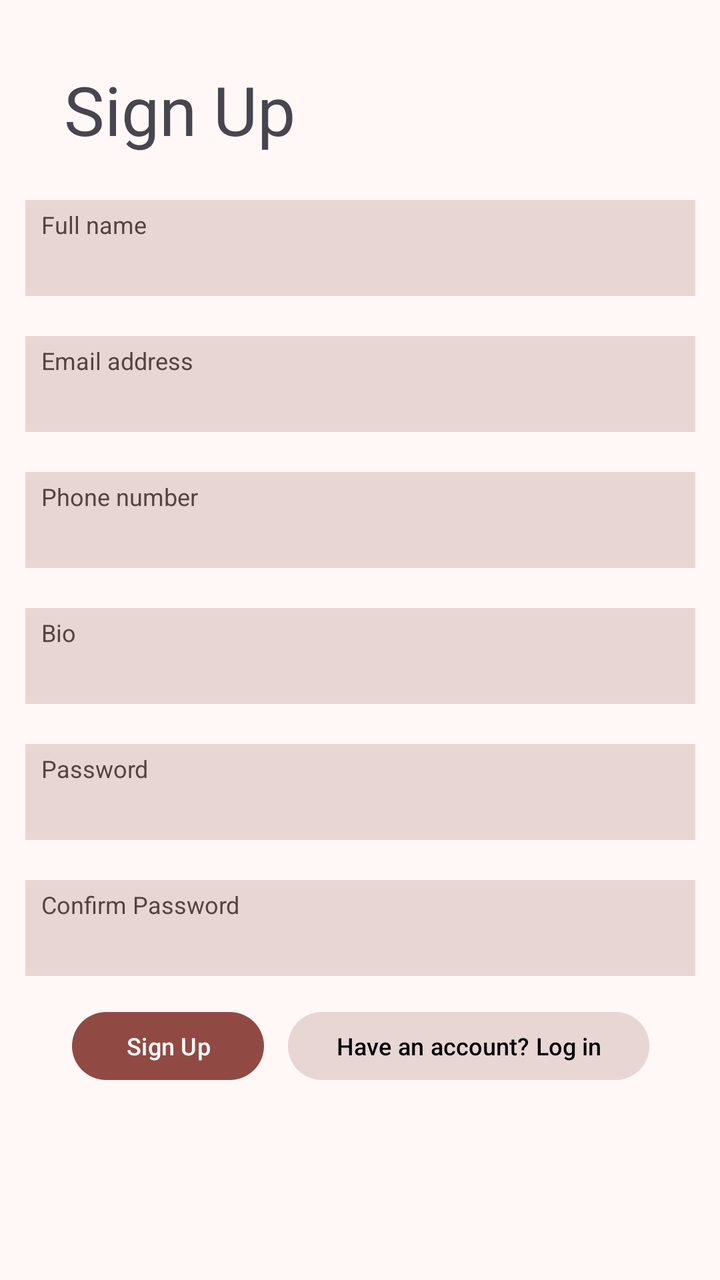
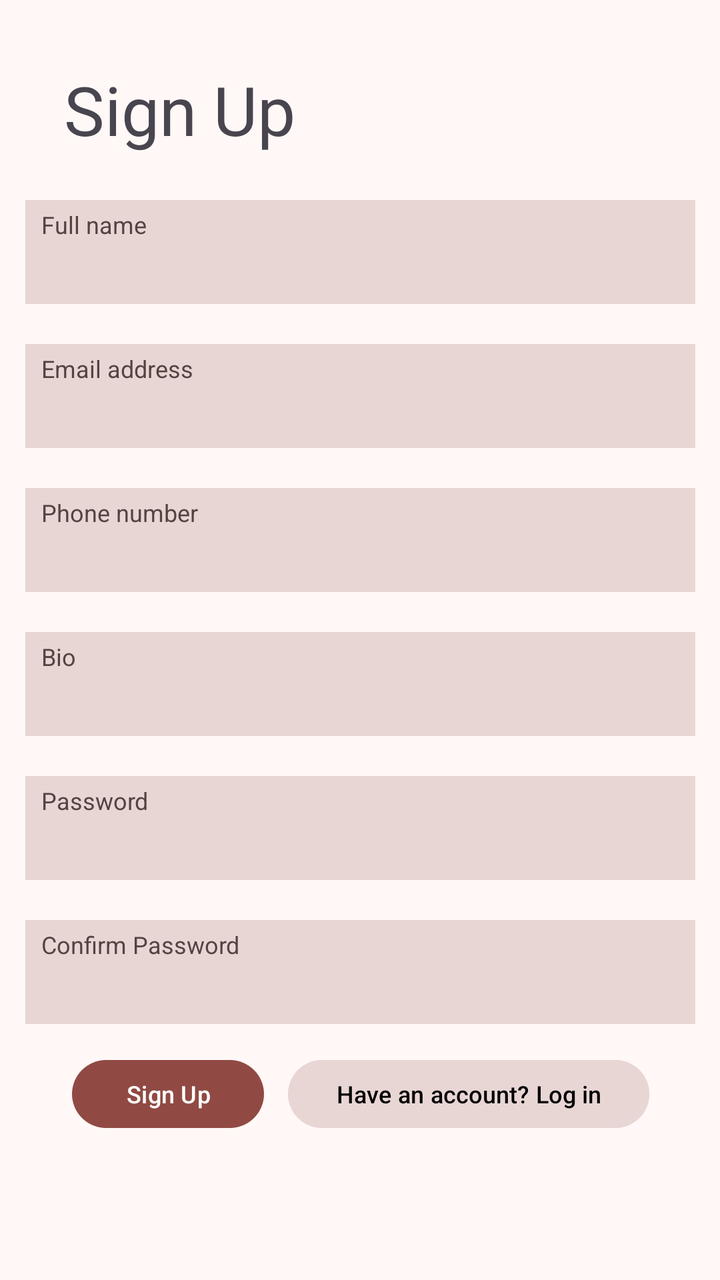

An Android layout rendered at two revisions. The XML below is the earlier revision; the diff shows what the commit changed to produce the second picture.
<!-- AndroidManifest.xml: application theme Theme.LendAHand -->
<!-- res/layout/activity_sign_up_page.xml -->
<?xml version="1.0" encoding="utf-8"?>
<androidx.constraintlayout.widget.ConstraintLayout xmlns:android="http://schemas.android.com/apk/res/android"
    xmlns:app="http://schemas.android.com/apk/res-auto"
    xmlns:tools="http://schemas.android.com/tools"
    android:id="@+id/main"
    android:layout_width="match_parent"
    android:layout_height="match_parent"
    tools:context=".SignUpPage">

    <TextView
        android:id="@+id/signUpHeader"
        android:layout_width="wrap_content"
        android:layout_height="wrap_content"
        android:layout_marginStart="32dp"
        android:layout_marginTop="32dp"
        android:text="@string/sign_up"
        android:textSize="34sp"
        app:layout_constraintStart_toStartOf="parent"
        app:layout_constraintTop_toTopOf="parent" />

    <EditText
        android:id="@+id/fullNameEntry"
        android:layout_width="335dp"
        android:layout_height="48dp"
        android:layout_marginTop="100dp"
        android:background="@color/md_theme_surfaceDim"
        android:ems="10"
        android:includeFontPadding="true"
        android:inputType="text"
        android:textAlignment="textStart"
        android:textSize="14sp"
        app:layout_constraintEnd_toEndOf="parent"
        app:layout_constraintStart_toStartOf="parent"
        app:layout_constraintTop_toTopOf="parent" />

    <EditText
        android:id="@+id/bioEntry"
        android:layout_width="335dp"
        android:layout_height="48dp"
        android:layout_marginTop="20dp"
        android:background="@color/md_theme_surfaceDim"
        android:ems="10"
        android:includeFontPadding="true"
        android:inputType="text|textLongMessage"
        android:textAlignment="textStart"
        android:textSize="14sp"
        app:layout_constraintEnd_toEndOf="parent"
        app:layout_constraintStart_toStartOf="parent"
        app:layout_constraintTop_toBottomOf="@+id/phoneEntry" />

    <EditText
        android:id="@+id/passwordEntry"
        android:layout_width="335dp"
        android:layout_height="48dp"
        android:layout_marginTop="20dp"
        android:background="@color/md_theme_surfaceDim"
        android:ems="10"
        android:includeFontPadding="true"
        android:inputType="text|textPassword"
        android:textAlignment="textStart"
        android:textSize="14sp"
        app:layout_constraintEnd_toEndOf="parent"
        app:layout_constraintStart_toStartOf="parent"
        app:layout_constraintTop_toBottomOf="@+id/bioEntry" />

    <EditText
        android:id="@+id/confirmPasswordEntry"
        android:layout_width="335dp"
        android:layout_height="48dp"
        android:layout_marginTop="20dp"
        android:background="@color/md_theme_surfaceDim"
        android:ems="10"
        android:includeFontPadding="true"
        android:inputType="text|textPassword"
        android:textAlignment="textStart"
        android:textSize="14sp"
        app:layout_constraintEnd_toEndOf="parent"
        app:layout_constraintStart_toStartOf="parent"
        app:layout_constraintTop_toBottomOf="@+id/passwordEntry" />

    <EditText
        android:id="@+id/emailEntry"
        android:layout_width="335dp"
        android:layout_height="48dp"
        android:layout_marginTop="20dp"
        android:background="@color/md_theme_surfaceDim"
        android:ems="10"
        android:includeFontPadding="true"
        android:inputType="text|textEmailAddress"
        android:textAlignment="textStart"
        android:textSize="14sp"
        app:layout_constraintEnd_toEndOf="parent"
        app:layout_constraintStart_toStartOf="parent"
        app:layout_constraintTop_toBottomOf="@+id/fullNameEntry" />

    <EditText
        android:id="@+id/phoneEntry"
        android:layout_width="335dp"
        android:layout_height="48dp"
        android:layout_marginTop="20dp"
        android:background="@color/md_theme_surfaceDim"
        android:ems="10"
        android:includeFontPadding="true"
        android:inputType="phone"
        android:textAlignment="textStart"
        android:textSize="14sp"
        app:layout_constraintEnd_toEndOf="parent"
        app:layout_constraintStart_toStartOf="parent"
        app:layout_constraintTop_toBottomOf="@+id/emailEntry" />

    <Button
        android:id="@+id/signUpButton"
        android:layout_width="96dp"
        android:layout_height="42dp"
        android:layout_marginStart="36dp"
        android:layout_marginTop="14dp"
        android:onClick="signUpClick"
        android:text="@string/sign_up"
        android:textSize="12sp"
        app:layout_constraintStart_toStartOf="parent"
        app:layout_constraintTop_toBottomOf="@+id/confirmPasswordEntry" />

    <Button
        android:id="@+id/altloginButton"
        android:layout_width="wrap_content"
        android:layout_height="42dp"
        android:layout_marginStart="12dp"
        android:layout_marginTop="14dp"
        android:backgroundTint="@color/md_theme_surfaceDim"
        android:onClick="logInClick"
        android:text="@string/have_an_account_log_in"
        android:textColor="@color/md_theme_scrim"
        android:textSize="12sp"
        app:layout_constraintStart_toEndOf="@+id/signUpButton"
        app:layout_constraintTop_toBottomOf="@+id/confirmPasswordEntry" />

    <TextView
        android:id="@+id/textBio"
        android:layout_width="wrap_content"
        android:layout_height="wrap_content"
        android:layout_marginStart="8dp"
        android:layout_marginTop="4dp"
        android:text="@string/bio"
        android:textColor="@color/md_theme_onSurfaceVariant"
        android:textSize="12sp"
        app:layout_constraintStart_toStartOf="@+id/bioEntry"
        app:layout_constraintTop_toTopOf="@+id/bioEntry" />

    <TextView
        android:id="@+id/passwordText"
        android:layout_width="wrap_content"
        android:layout_height="wrap_content"
        android:layout_marginStart="8dp"
        android:layout_marginTop="4dp"
        android:text="@string/password"
        android:textColor="@color/md_theme_onSurfaceVariant"
        android:textSize="12sp"
        app:layout_constraintStart_toStartOf="@+id/passwordEntry"
        app:layout_constraintTop_toTopOf="@+id/passwordEntry" />

    <TextView
        android:id="@+id/confirmPassText"
        android:layout_width="wrap_content"
        android:layout_height="wrap_content"
        android:layout_marginStart="8dp"
        android:layout_marginTop="4dp"
        android:text="@string/confirm_password"
        android:textColor="@color/md_theme_onSurfaceVariant"
        android:textSize="12sp"
        app:layout_constraintStart_toStartOf="@+id/confirmPasswordEntry"
        app:layout_constraintTop_toTopOf="@+id/confirmPasswordEntry" />

    <TextView
        android:id="@+id/phoneNumText"
        android:layout_width="wrap_content"
        android:layout_height="wrap_content"
        android:layout_marginStart="8dp"
        android:layout_marginTop="4dp"
        android:text="@string/phone_number"
        android:textColor="@color/md_theme_onSurfaceVariant"
        android:textSize="12sp"
        app:layout_constraintStart_toStartOf="@+id/phoneEntry"
        app:layout_constraintTop_toTopOf="@+id/phoneEntry" />

    <TextView
        android:id="@+id/emailAddText"
        android:layout_width="wrap_content"
        android:layout_height="wrap_content"
        android:layout_marginStart="8dp"
        android:layout_marginTop="4dp"
        android:text="@string/email_address"
        android:textColor="@color/md_theme_onSurfaceVariant"
        android:textSize="12sp"
        app:layout_constraintStart_toStartOf="@+id/emailEntry"
        app:layout_constraintTop_toTopOf="@+id/emailEntry" />

    <TextView
        android:id="@+id/nameText"
        android:layout_width="wrap_content"
        android:layout_height="wrap_content"
        android:layout_marginStart="8dp"
        android:layout_marginTop="4dp"
        android:text="@string/full_name"
        android:textColor="@color/md_theme_onSurfaceVariant"
        android:textSize="12sp"
        app:layout_constraintStart_toStartOf="@+id/fullNameEntry"
        app:layout_constraintTop_toTopOf="@+id/fullNameEntry" />

</androidx.constraintlayout.widget.ConstraintLayout>
<!-- resources referenced by this layout -->
<resources>
  <style name="AppTheme" parent="Theme.Material3.Light.NoActionBar">
  
          <item name="chipStyle">@style/Widget.MyApp.Chip</item>
  
          <item name="colorPrimary">@color/md_theme_primary</item>
          <item name="colorOnPrimary">@color/md_theme_onPrimary</item>
          <item name="colorPrimaryContainer">@color/md_theme_primaryContainer</item>
          <item name="colorOnPrimaryContainer">@color/md_theme_onPrimaryContainer</item>
          <item name="colorSecondary">@color/md_theme_secondary</item>
          <item name="colorOnSecondary">@color/md_theme_onSecondary</item>
          <item name="colorSecondaryContainer">@color/md_theme_secondaryContainer</item>
          <item name="colorOnSecondaryContainer">@color/md_theme_onSecondaryContainer</item>
          <item name="colorTertiary">@color/md_theme_tertiary</item>
          <item name="colorOnTertiary">@color/md_theme_onTertiary</item>
          <item name="colorTertiaryContainer">@color/md_theme_tertiaryContainer</item>
          <item name="colorOnTertiaryContainer">@color/md_theme_onTertiaryContainer</item>
          <item name="colorError">@color/md_theme_error</item>
          <item name="colorOnError">@color/md_theme_onError</item>
          <item name="colorErrorContainer">@color/md_theme_errorContainer</item>
          <item name="colorOnErrorContainer">@color/md_theme_onErrorContainer</item>
          <item name="android:colorBackground">@color/md_theme_background</item>
          <item name="colorOnBackground">@color/md_theme_onBackground</item>
          <item name="colorSurface">@color/md_theme_surface</item>
          <item name="colorOnSurface">@color/md_theme_onSurface</item>
          <item name="colorSurfaceVariant">@color/md_theme_surfaceVariant</item>
          <item name="colorOnSurfaceVariant">@color/md_theme_onSurfaceVariant</item>
          <item name="colorOutline">@color/md_theme_outline</item>
          <item name="colorOutlineVariant">@color/md_theme_outlineVariant</item>
          <item name="colorSurfaceInverse">@color/md_theme_inverseSurface</item>
          <item name="colorOnSurfaceInverse">@color/md_theme_inverseOnSurface</item>
          <item name="colorPrimaryInverse">@color/md_theme_inversePrimary</item>
          <item name="colorPrimaryFixed">@color/md_theme_primaryFixed</item>
          <item name="colorOnPrimaryFixed">@color/md_theme_onPrimaryFixed</item>
          <item name="colorPrimaryFixedDim">@color/md_theme_primaryFixedDim</item>
          <item name="colorOnPrimaryFixedVariant">@color/md_theme_onPrimaryFixedVariant</item>
          <item name="colorSecondaryFixed">@color/md_theme_secondaryFixed</item>
          <item name="colorOnSecondaryFixed">@color/md_theme_onSecondaryFixed</item>
          <item name="colorSecondaryFixedDim">@color/md_theme_secondaryFixedDim</item>
          <item name="colorOnSecondaryFixedVariant">@color/md_theme_onSecondaryFixedVariant</item>
          <item name="colorTertiaryFixed">@color/md_theme_tertiaryFixed</item>
          <item name="colorOnTertiaryFixed">@color/md_theme_onTertiaryFixed</item>
          <item name="colorTertiaryFixedDim">@color/md_theme_tertiaryFixedDim</item>
          <item name="colorOnTertiaryFixedVariant">@color/md_theme_onTertiaryFixedVariant</item>
          <item name="colorSurfaceDim">@color/md_theme_surfaceDim</item>
          <item name="colorSurfaceBright">@color/md_theme_surfaceBright</item>
          <item name="colorSurfaceContainerLowest">@color/md_theme_surfaceContainerLowest</item>
          <item name="colorSurfaceContainerLow">@color/md_theme_surfaceContainerLow</item>
          <item name="colorSurfaceContainer">@color/md_theme_surfaceContainer</item>
          <item name="colorSurfaceContainerHigh">@color/md_theme_surfaceContainerHigh</item>
          <item name="colorSurfaceContainerHighest">@color/md_theme_surfaceContainerHighest</item>
      </style>
  <!-- unchanged entries left out for length: 58 -->
</resources>

<!-- the commit's change to res/layout/activity_sign_up_page.xml (unified diff, before → after) -->
@@ -21,7 +21,7 @@
     <EditText
         android:id="@+id/fullNameEntry"
         android:layout_width="335dp"
-        android:layout_height="48dp"
+        android:layout_height="52dp"
         android:layout_marginTop="100dp"
         android:background="@color/md_theme_surfaceDim"
         android:ems="10"
@@ -36,7 +36,7 @@
     <EditText
         android:id="@+id/bioEntry"
         android:layout_width="335dp"
-        android:layout_height="48dp"
+        android:layout_height="52dp"
         android:layout_marginTop="20dp"
         android:background="@color/md_theme_surfaceDim"
         android:ems="10"
@@ -51,7 +51,7 @@
     <EditText
         android:id="@+id/passwordEntry"
         android:layout_width="335dp"
-        android:layout_height="48dp"
+        android:layout_height="52dp"
         android:layout_marginTop="20dp"
         android:background="@color/md_theme_surfaceDim"
         android:ems="10"
@@ -66,7 +66,7 @@
     <EditText
         android:id="@+id/confirmPasswordEntry"
         android:layout_width="335dp"
-        android:layout_height="48dp"
+        android:layout_height="52dp"
         android:layout_marginTop="20dp"
         android:background="@color/md_theme_surfaceDim"
         android:ems="10"
@@ -81,7 +81,7 @@
     <EditText
         android:id="@+id/emailEntry"
         android:layout_width="335dp"
-        android:layout_height="48dp"
+        android:layout_height="52dp"
         android:layout_marginTop="20dp"
         android:background="@color/md_theme_surfaceDim"
         android:ems="10"
@@ -96,7 +96,7 @@
     <EditText
         android:id="@+id/phoneEntry"
         android:layout_width="335dp"
-        android:layout_height="48dp"
+        android:layout_height="52dp"
         android:layout_marginTop="20dp"
         android:background="@color/md_theme_surfaceDim"
         android:ems="10"
<!-- resource entries referenced after the edit -->
@@ -3,6 +3,10 @@
   <style name="AppTheme" parent="Theme.Material3.Light.NoActionBar">
   
           <item name="chipStyle">@style/Widget.MyApp.Chip</item>
+  
+          <item name="android:navigationBarColor">@android:color/transparent</item>
+          <item name="android:statusBarColor">@android:color/transparent</item>
+          <item name="android:windowLightStatusBar">@android:color/transparent</item>
   
           <item name="colorPrimary">@color/md_theme_primary</item>
           <item name="colorOnPrimary">@color/md_theme_onPrimary</item>
